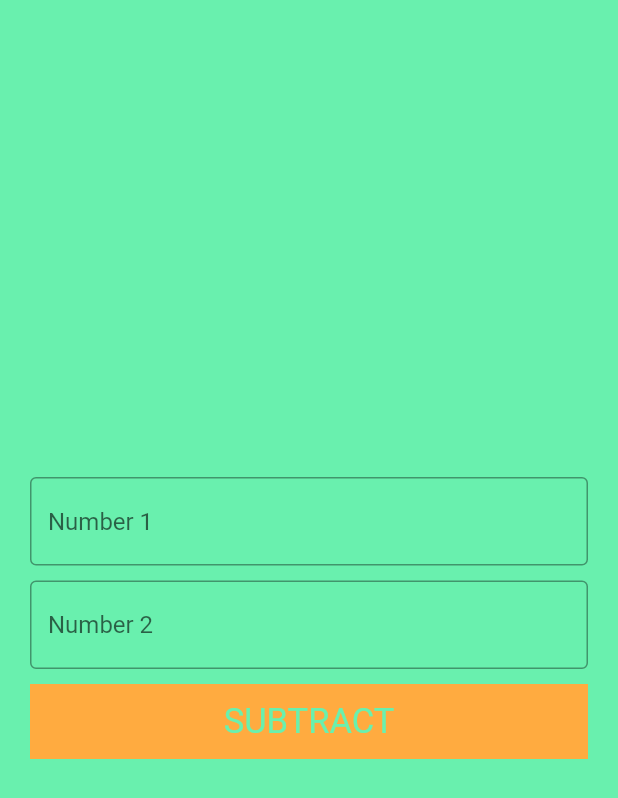
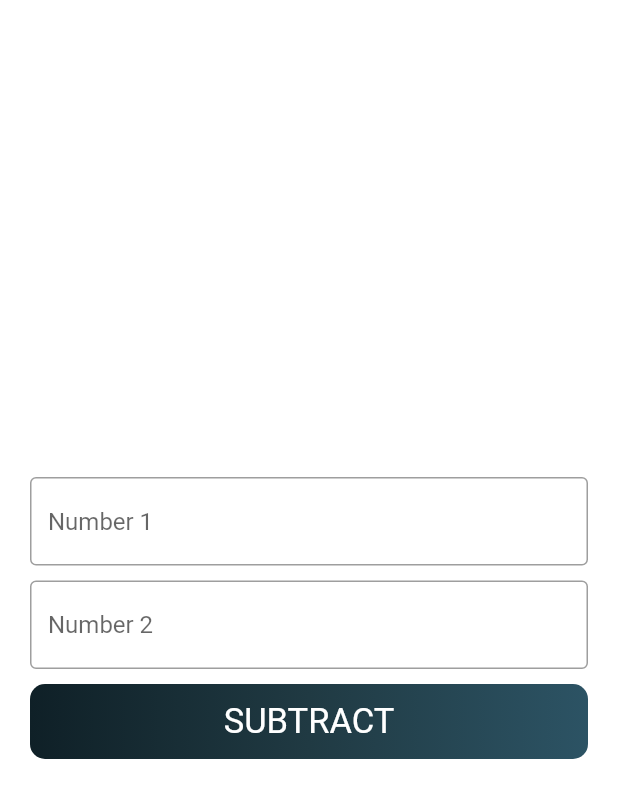
Before and after one commit to akbersalim/flutter-calculator, a Flutter app: the screen it shows after launch, after a tap on "SUBTRACT", on a phone screen of 412 x 824 dp. Shown: the top 798 px of the screen. Run offline on Flutter 3.47's test engine with Material 2 defaults, Android fonts, the phone set to English and light mode, and no system bars.

Commit message:
Lite version

```diff
--- a/lib/main.dart
+++ b/lib/main.dart
@@ -1,8 +1,5 @@
 import 'package:flutter/material.dart';
 import 'package:fluttercalc/views/add.dart';
-import 'package:fluttercalc/views/div.dart';
-import 'package:fluttercalc/views/mul.dart';
-import 'package:fluttercalc/views/sub.dart';
 
 void main() => runApp(MyApp());
 
@@ -19,7 +16,7 @@ class MyBody extends StatelessWidget {
   Widget build(BuildContext context) {
     var x;
     return Container(
-      color: Colors.red,
+      color: Colors.black,
       child: Column(
         crossAxisAlignment: CrossAxisAlignment.center,
         mainAxisAlignment: MainAxisAlignment.center,
@@ -30,17 +27,20 @@ class MyBody extends StatelessWidget {
               print("Add");
               Navigator.push(
                 context,
-                MaterialPageRoute(builder: (context) => Add()),
+                MaterialPageRoute(builder: (context) => Calculate(x)),
               );
             },
             child: Container(
               child: Center(
                   child: Text(
                 "ADD",
-                style: TextStyle(fontSize: 30.0),
+                style: TextStyle(fontSize: 30.0, color: Colors.red),
               )),
-              margin: EdgeInsets.all(10.0),
-              color: Colors.white,
+              margin: EdgeInsets.all(30.0),
+              decoration: BoxDecoration(
+                color: Colors.white,
+                borderRadius: BorderRadius.circular(10.0)
+              ),
               height: 50.0,
               width: double.infinity,
             ),
@@ -54,17 +54,20 @@ class MyBody extends StatelessWidget {
               print("Subtract");
               Navigator.push(
                 context,
-                MaterialPageRoute(builder: (context) => Sub()),
+                MaterialPageRoute(builder: (context) => Calculate(x)),
               );
             },
             child: Container(
               child: Center(
                   child: Text(
                 "SUBTRACT",
-                style: TextStyle(fontSize: 30.0),
+                style: TextStyle(fontSize: 30.0, color: Colors.red),
               )),
-              margin: EdgeInsets.all(10.0),
-              color: Colors.white,
+              margin: EdgeInsets.all(30.0),
+              decoration: BoxDecoration(
+                  color: Colors.white,
+                  borderRadius: BorderRadius.circular(10.0)
+              ),
               height: 50.0,
             ),
           ),
@@ -75,17 +78,20 @@ class MyBody extends StatelessWidget {
               print("Multiply");
               Navigator.push(
                 context,
-                MaterialPageRoute(builder: (context) => Mul()),
+                MaterialPageRoute(builder: (context) => Calculate(x)),
               );
             },
             child: Container(
               child: Center(
                   child: Text(
                 "MULTIPLY",
-                style: TextStyle(fontSize: 30.0),
+                style: TextStyle(fontSize: 30.0, color: Colors.red),
               )),
-              margin: EdgeInsets.all(10.0),
-              color: Colors.white,
+              margin: EdgeInsets.all(30.0),
+              decoration: BoxDecoration(
+                  color: Colors.white,
+                  borderRadius: BorderRadius.circular(10.0)
+              ),
               height: 50.0,
               width: double.infinity,
             ),
@@ -99,17 +105,20 @@ class MyBody extends StatelessWidget {
               print("Divide");
               Navigator.push(
                 context,
-                MaterialPageRoute(builder: (context) => Div()),
+                MaterialPageRoute(builder: (context) => Calculate(x)),
               );
             },
             child: Container(
               child: Center(
                   child: Text(
                 "DIVIDE",
-                style: TextStyle(fontSize: 30.0),
+                style: TextStyle(fontSize: 30.0, color: Colors.red),
               )),
-              margin: EdgeInsets.all(10.0),
-              color: Colors.white,
+              margin: EdgeInsets.all(30.0),
+              decoration: BoxDecoration(
+                  color: Colors.white,
+                  borderRadius: BorderRadius.circular(10.0)
+              ),
               height: 50.0,
             ),
           )
--- a/lib/views/add.dart
+++ b/lib/views/add.dart
@@ -1,19 +1,31 @@
-
-
 import 'package:flutter/material.dart';
 import 'package:fluttercalc/main.dart';
+import 'package:fluttercalc/views/disp.dart';
 
-class Add extends StatelessWidget {
-  var x=0;
-  TextEditingController n1=TextEditingController();
-  TextEditingController n2=TextEditingController();
+class Calculate extends StatelessWidget {
+  Calculate(this.choice);
+
+  var x = 0.0, choice;
+  TextEditingController n1 = TextEditingController();
+  TextEditingController n2 = TextEditingController();
+
+  FindText(ch) {
+    if (ch == 1)
+      return ("ADD");
+    else if (ch == 2)
+      return ("SUBTRACT");
+    else if (ch == 3)
+      return ("MULTIPLY");
+    else
+      return ("DIVIDE");
+  } //To let the user know which calculation is being performed
 
   @override
   Widget build(BuildContext context) {
     return MaterialApp(
       debugShowCheckedModeBanner: false,
       home: Scaffold(
-          backgroundColor: Colors.greenAccent,
+          backgroundColor: Colors.white,
           body: Container(
             margin: EdgeInsets.all(20.0),
             child: Column(
@@ -23,8 +35,9 @@ class Add extends StatelessWidget {
                 TextField(
                   controller: n1,
                   decoration: InputDecoration(
-                      hintText: "Number 1",
-                      border: OutlineInputBorder()),
+                    hintText: "Number 1",
+                    border: OutlineInputBorder(),
+                  ),
                 ),
                 SizedBox(
                   height: 10.0,
@@ -32,34 +45,42 @@ class Add extends StatelessWidget {
                 TextField(
                   controller: n2,
                   decoration: InputDecoration(
-                      hintText: "Number 2",
-                      border: OutlineInputBorder()),
+                      hintText: "Number 2", border: OutlineInputBorder()),
                 ),
                 SizedBox(
                   height: 10.0,
                 ),
                 GestureDetector(
                   onTap: () {
-                    print("hello");
-                    var num1=int.parse(n1.text);
-                    var num2=int.parse(n2.text);
-                    x=num1+num2;
+                    var num1 = double.parse(n1.text);
+                    var num2 = double.parse(n2.text);
+                    if (choice == 1)
+                      x = num1 + num2;
+                    else if (choice == 2)
+                      x = num1 - num2;
+                    else if (choice == 3)
+                      x = num1 * num2;
+                    else
+                      x = num1 / num2;
                     Navigator.push(
                       context,
-                      MaterialPageRoute(builder: (context) => Center(child: Container(
-                          child: Text(x.toString())
-                      ))),
+                      MaterialPageRoute(builder: (context) => Disp(x)),
                     );
                   },
                   child: InkWell(
                     child: Container(
-                      color: Colors.orangeAccent,
+                      decoration: BoxDecoration(
+                        borderRadius: BorderRadius.circular(10.0),
+                        gradient: LinearGradient(
+                          colors: [Color(0xff0F2027),Color(0xff203A43),Color(0xff2C5364)],
+                        )
+                      ),
                       height: 50.0,
                       width: double.infinity,
                       child: Center(
                         child: Text(
-                          "ADD",
-                          style: TextStyle(fontSize: 23.0, color: Colors.greenAccent),
+                          FindText(choice),
+                          style: TextStyle(fontSize: 23.0, color: Colors.white),
                           textAlign: TextAlign.center,
                         ),
                       ),
--- /dev/null
+++ b/lib/views/disp.dart
@@ -0,0 +1,28 @@
+import 'package:flutter/material.dart';
+import 'package:fluttercalc/views/add.dart';
+
+class Disp extends StatelessWidget {
+  Disp(this.num);
+  var num;
+  @override
+  Widget build(BuildContext context) {
+    return MaterialApp(
+      debugShowCheckedModeBanner: false,
+      home: Scaffold(
+        backgroundColor: Colors.black,
+        body: Container(
+          child: Column(
+            crossAxisAlignment: CrossAxisAlignment.center,
+            mainAxisAlignment: MainAxisAlignment.center,
+            children: <Widget>[
+              Container(
+                child: Center(child: Text((num).toString(),style: TextStyle(fontSize: 60.0,color: Colors.white),)),
+              )
+            ],
+          ),
+        )
+
+      ),
+    );
+  }
+}
--- a/lib/views/sub.dart
+++ /dev/null
@@ -1,70 +0,0 @@
-import 'package:flutter/material.dart';
-import 'package:fluttercalc/main.dart';
-
-class Sub extends StatelessWidget {
-  var x=0;
-  TextEditingController n1=TextEditingController();
-  TextEditingController n2=TextEditingController();
-
-  @override
-  Widget build(BuildContext context) {
-    return MaterialApp(
-      debugShowCheckedModeBanner: false,
-      home: Scaffold(
-          backgroundColor: Colors.greenAccent,
-          body: Container(
-            margin: EdgeInsets.all(20.0),
-            child: Column(
-              crossAxisAlignment: CrossAxisAlignment.center,
-              mainAxisAlignment: MainAxisAlignment.center,
-              children: <Widget>[
-                TextField(
-                  controller: n1,
-                  decoration: InputDecoration(
-                      hintText: "Number 1",
-                      border: OutlineInputBorder()),
-                ),
-                SizedBox(
-                  height: 10.0,
-                ),
-                TextField(
-                  controller: n2,
-                  decoration: InputDecoration(
-                      hintText: "Number 2",
-                      border: OutlineInputBorder()),
-                ),
-                SizedBox(
-                  height: 10.0,
-                ),
-                GestureDetector(
-                  onTap: () {
-                    print("sub");
-                    var num1=int.parse(n1.text);
-                    var num2=int.parse(n2.text);
-                    x=num1-num2;
-                    Navigator.push(
-                      context,
-                      MaterialPageRoute(builder: (context) => Center(child: Text(x.toString()))),
-                    );
-                  },
-                  child: InkWell(
-                    child: Container(
-                      color: Colors.orangeAccent,
-                      height: 50.0,
-                      width: double.infinity,
-                      child: Center(
-                        child: Text(
-                          "SUBTRACT",
-                          style: TextStyle(fontSize: 23.0, color: Colors.greenAccent),
-                          textAlign: TextAlign.center,
-                        ),
-                      ),
-                    ),
-                  ),
-                ),
-              ],
-            ),
-          )),
-    );
-  }
-}
```
Also changed, not shown: lib/views/Display.dart (deleted, +0 -11 lines), lib/views/div.dart (deleted, +0 -70 lines), lib/views/mul.dart (deleted, +0 -70 lines).
